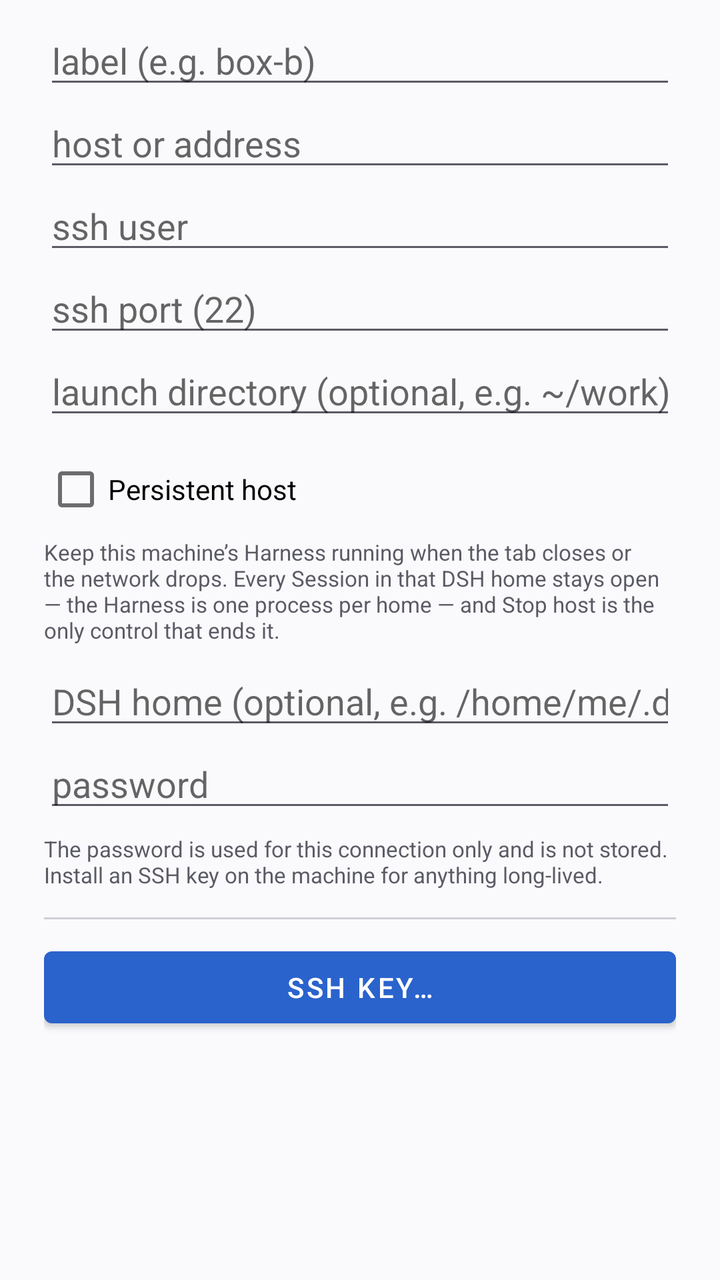
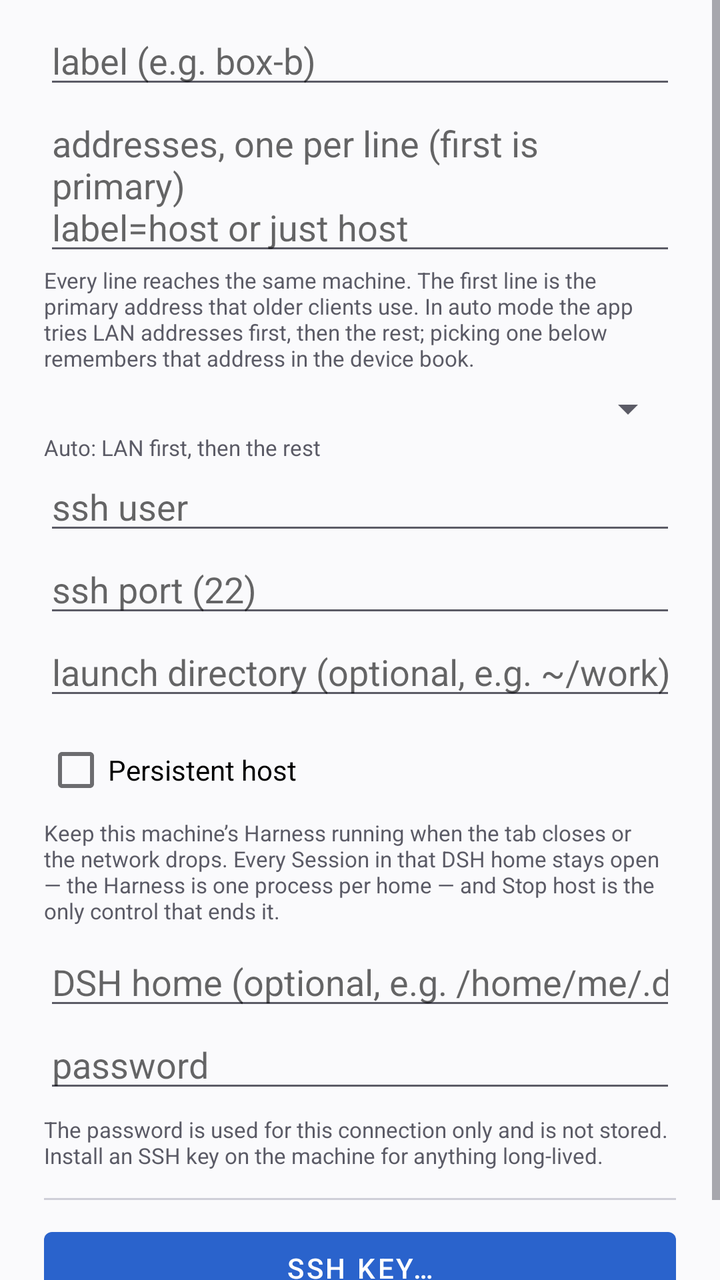

Before-and-after screenshots of an Android layout around one commit, followed by the original layout XML and the change that was made.
<!-- AndroidManifest.xml: application theme Theme.DshTabs -->
<!-- res/layout/dialog_device.xml -->
<?xml version="1.0" encoding="utf-8"?>
<ScrollView xmlns:android="http://schemas.android.com/apk/res/android"
	android:layout_width="match_parent"
	android:layout_height="wrap_content">

	<LinearLayout
		android:layout_width="match_parent"
		android:layout_height="wrap_content"
		android:orientation="vertical"
		android:paddingStart="22dp"
		android:paddingTop="8dp"
		android:paddingEnd="22dp"
		android:paddingBottom="8dp">

		<EditText
			android:id="@+id/label"
			android:layout_width="match_parent"
			android:layout_height="wrap_content"
			android:hint="@string/field_label"
			android:importantForAutofill="no"
			android:inputType="text" />

		<EditText
			android:id="@+id/host"
			android:layout_width="match_parent"
			android:layout_height="wrap_content"
			android:hint="@string/field_host"
			android:importantForAutofill="no"
			android:inputType="textUri" />

		<EditText
			android:id="@+id/user"
			android:layout_width="match_parent"
			android:layout_height="wrap_content"
			android:hint="@string/field_user"
			android:importantForAutofill="no"
			android:inputType="text" />

		<EditText
			android:id="@+id/port"
			android:layout_width="match_parent"
			android:layout_height="wrap_content"
			android:hint="@string/field_port"
			android:importantForAutofill="no"
			android:inputType="number" />

		<EditText
			android:id="@+id/directory"
			android:layout_width="match_parent"
			android:layout_height="wrap_content"
			android:hint="@string/field_directory"
			android:importantForAutofill="no"
			android:inputType="text" />

		<CheckBox
			android:id="@+id/persistent"
			android:layout_width="match_parent"
			android:layout_height="wrap_content"
			android:layout_marginTop="6dp"
			android:text="@string/field_persistent" />

		<TextView
			android:layout_width="match_parent"
			android:layout_height="wrap_content"
			android:layout_marginBottom="6dp"
			android:text="@string/persistent_hint"
			android:textColor="@color/dim"
			android:textSize="11sp" />

		<EditText
			android:id="@+id/home"
			android:layout_width="match_parent"
			android:layout_height="wrap_content"
			android:hint="@string/field_home"
			android:importantForAutofill="no"
			android:inputType="text" />

		<Button
			android:id="@+id/stopHost"
			android:layout_width="match_parent"
			android:layout_height="wrap_content"
			android:layout_marginTop="10dp"
			android:text="@string/stop_host"
			android:visibility="gone" />

		<EditText
			android:id="@+id/password"
			android:layout_width="match_parent"
			android:layout_height="wrap_content"
			android:hint="@string/field_password"
			android:importantForAutofill="no"
			android:inputType="textPassword" />

		<TextView
			android:layout_width="match_parent"
			android:layout_height="wrap_content"
			android:layout_marginTop="6dp"
			android:text="@string/password_hint"
			android:textColor="@color/dim"
			android:textSize="11sp" />

		<View
			android:layout_width="match_parent"
			android:layout_height="1dp"
			android:layout_marginTop="14dp"
			android:background="@color/line" />

		<Button
			android:id="@+id/keyButton"
			android:layout_width="match_parent"
			android:layout_height="wrap_content"
			android:layout_marginTop="10dp"
			android:text="@string/key_manage" />

		<TextView
			android:id="@+id/keyState"
			android:layout_width="match_parent"
			android:layout_height="wrap_content"
			android:layout_marginTop="2dp"
			android:textColor="@color/dim"
			android:textSize="11sp" />
	</LinearLayout>
</ScrollView>
<!-- resources referenced by this layout -->
<resources>
  <color name="dim">#5B5B66</color>
  <color name="line">#CFCFD8</color>
  <string name="field_directory">launch directory (optional, e.g. ~/work)</string>
  <string name="field_home">DSH home (optional, e.g. /home/me/.dsh)</string>
  <string name="field_host">host or address</string>
  <string name="field_label">label (e.g. box-b)</string>
  <string name="field_password">password</string>
  <string name="field_persistent">Persistent host</string>
  <string name="field_port">ssh port (22)</string>
  <string name="field_user">ssh user</string>
  <string name="key_manage">SSH key…</string>
  <string name="password_hint">The password is used for this connection only and is not stored. Install an SSH key on the machine for anything long-lived.</string>
  <string name="persistent_hint">Keep this machine’s Harness running when the tab closes or the network drops. Every Session in that DSH home stays open — the Harness is one process per home — and Stop host is the only control that ends it.</string>
  <string name="stop_host">Stop host</string>
  <style name="Theme.DshTabs" parent="Theme.MaterialComponents.DayNight.NoActionBar">
  		<item name="colorPrimary">@color/accent</item>
  		<item name="colorPrimaryVariant">@color/bar</item>
  		<item name="colorOnPrimary">@color/on_accent</item>
  		<item name="colorSecondary">@color/ok</item>
  		
  		<item name="colorSurface">@color/bar</item>
  		<item name="android:colorBackground">@color/bg</item>
  		<item name="android:windowBackground">@color/bg</item>
  		<item name="android:textColorPrimary">@color/fg</item>
  		<item name="android:textColorSecondary">@color/dim</item>
  		<item name="android:statusBarColor">@color/bar</item>
  		<item name="android:navigationBarColor">@color/bar</item>
  		<item name="android:windowLightStatusBar">?android:attr/isLightTheme</item>
  		<item name="android:windowLightNavigationBar">?android:attr/isLightTheme</item>
  	</style>
  <color name="accent">#2A63CC</color>
  <color name="bar">#EDEDF2</color>
  <color name="on_accent">#FFFFFF</color>
  <color name="ok">#1B8A4B</color>
  <color name="bg">#FAFAFC</color>
  <color name="fg">#1A1A20</color>
</resources>

<!-- the commit's change to res/layout/dialog_device.xml (unified diff, before → after) -->
@@ -21,12 +21,35 @@
 			android:inputType="text" />
 
 		<EditText
-			android:id="@+id/host"
+			android:id="@+id/addresses"
 			android:layout_width="match_parent"
 			android:layout_height="wrap_content"
-			android:hint="@string/field_host"
+			android:hint="@string/field_addresses"
 			android:importantForAutofill="no"
-			android:inputType="textUri" />
+			android:inputType="textMultiLine"
+			android:minLines="2"
+			android:singleLine="false" />
+
+		<TextView
+			android:layout_width="match_parent"
+			android:layout_height="wrap_content"
+			android:text="@string/address_hint"
+			android:textColor="@color/dim"
+			android:textSize="11sp" />
+
+		<Spinner
+			android:id="@+id/addressChoice"
+			android:layout_width="match_parent"
+			android:layout_height="wrap_content"
+			android:layout_marginTop="6dp" />
+
+		<TextView
+			android:id="@+id/addressChoiceState"
+			android:layout_width="match_parent"
+			android:layout_height="wrap_content"
+			android:text="@string/address_choice_auto"
+			android:textColor="@color/dim"
+			android:textSize="11sp" />
 
 		<EditText
 			android:id="@+id/user"
<!-- resource entries referenced after the edit -->
@@ -2,9 +2,11 @@
 <resources>
   <color name="dim">#5B5B66</color>
   <color name="line">#CFCFD8</color>
+  <string name="address_choice_auto">Auto: LAN first, then the rest</string>
+  <string name="address_hint">Every line reaches the same machine. The first line is the primary address that older clients use. In auto mode the app tries LAN addresses first, then the rest; picking one below remembers that address in the device book.</string>
+  <string name="field_addresses">addresses, one per line (first is primary)\nlabel=host or just host</string>
   <string name="field_directory">launch directory (optional, e.g. ~/work)</string>
   <string name="field_home">DSH home (optional, e.g. /home/me/.dsh)</string>
-  <string name="field_host">host or address</string>
   <string name="field_label">label (e.g. box-b)</string>
   <string name="field_password">password</string>
   <string name="field_persistent">Persistent host</string>
